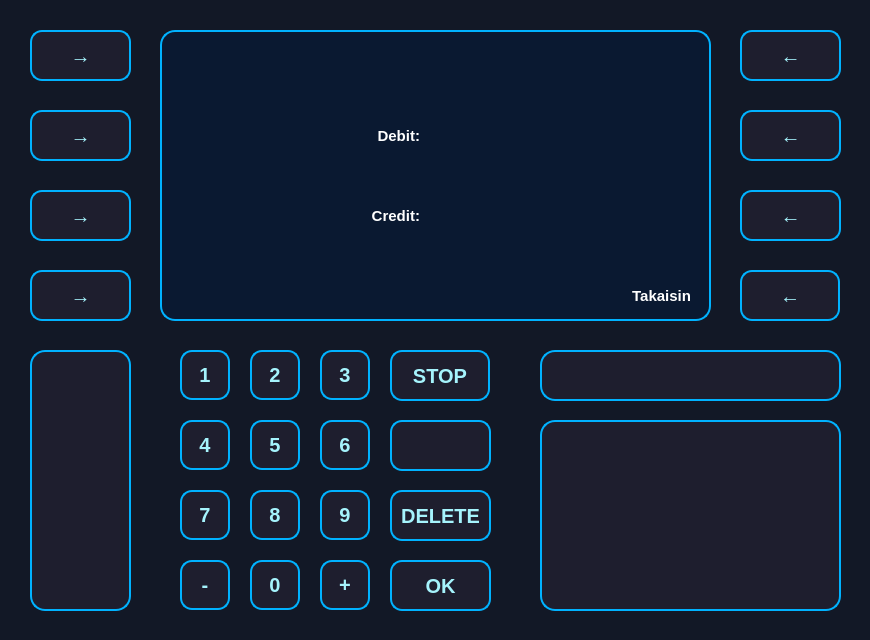
First picture: the form in bank-automat/balance.ui, repository DeveMike/Software_Development_Application_Project, before the edit.
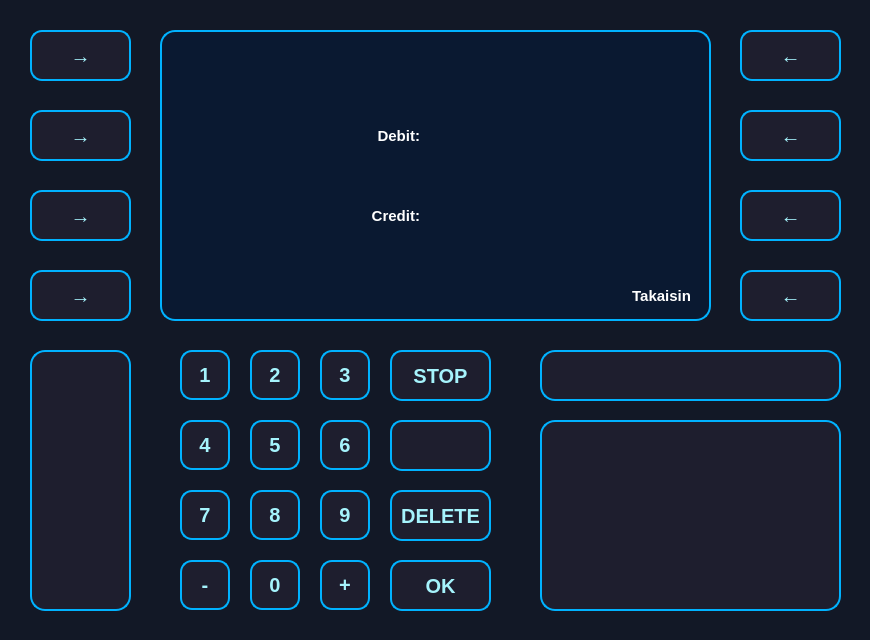
Second picture: the form after the edit.

Diff of the .ui file:
```diff
--- a/bank-automat/balance.ui
+++ b/bank-automat/balance.ui
@@ -23,7 +23,7 @@
     <rect>
      <x>740</x>
      <y>270</y>
-     <width>100</width>
+     <width>101</width>
      <height>51</height>
     </rect>
    </property>
@@ -661,7 +661,7 @@
     <rect>
      <x>390</x>
      <y>350</y>
-     <width>100</width>
+     <width>101</width>
      <height>51</height>
     </rect>
    </property>
```
